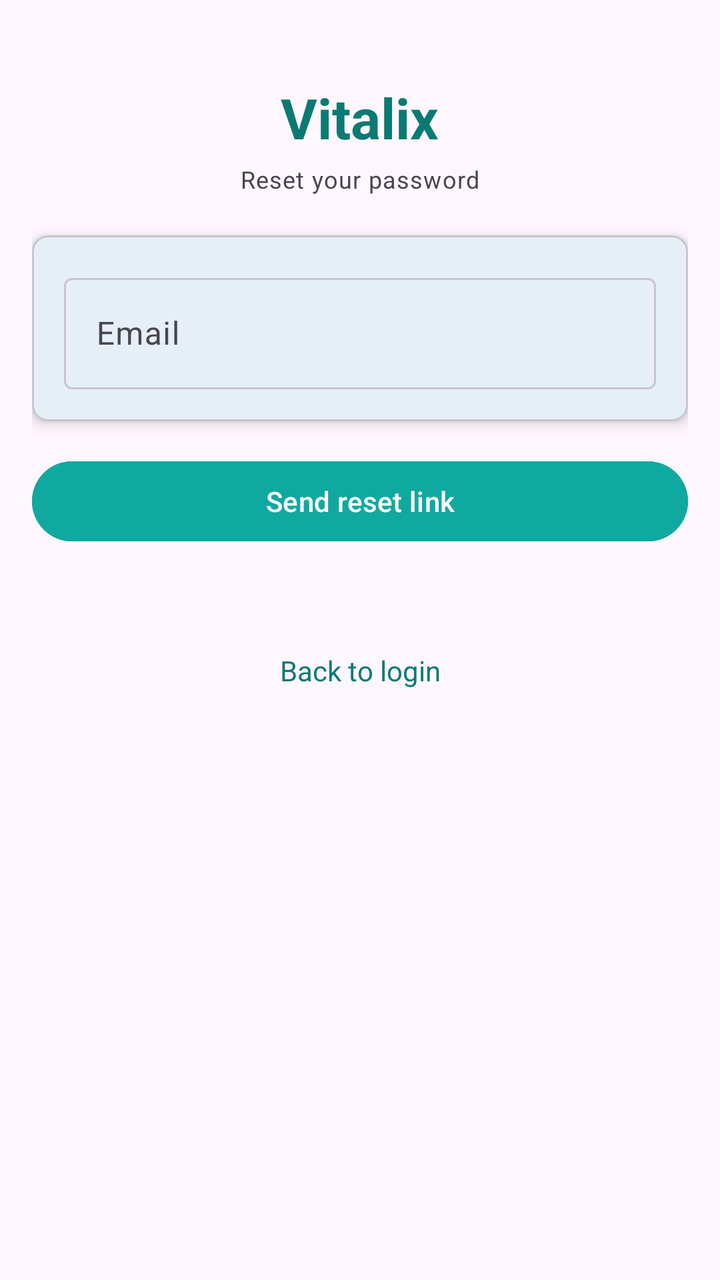
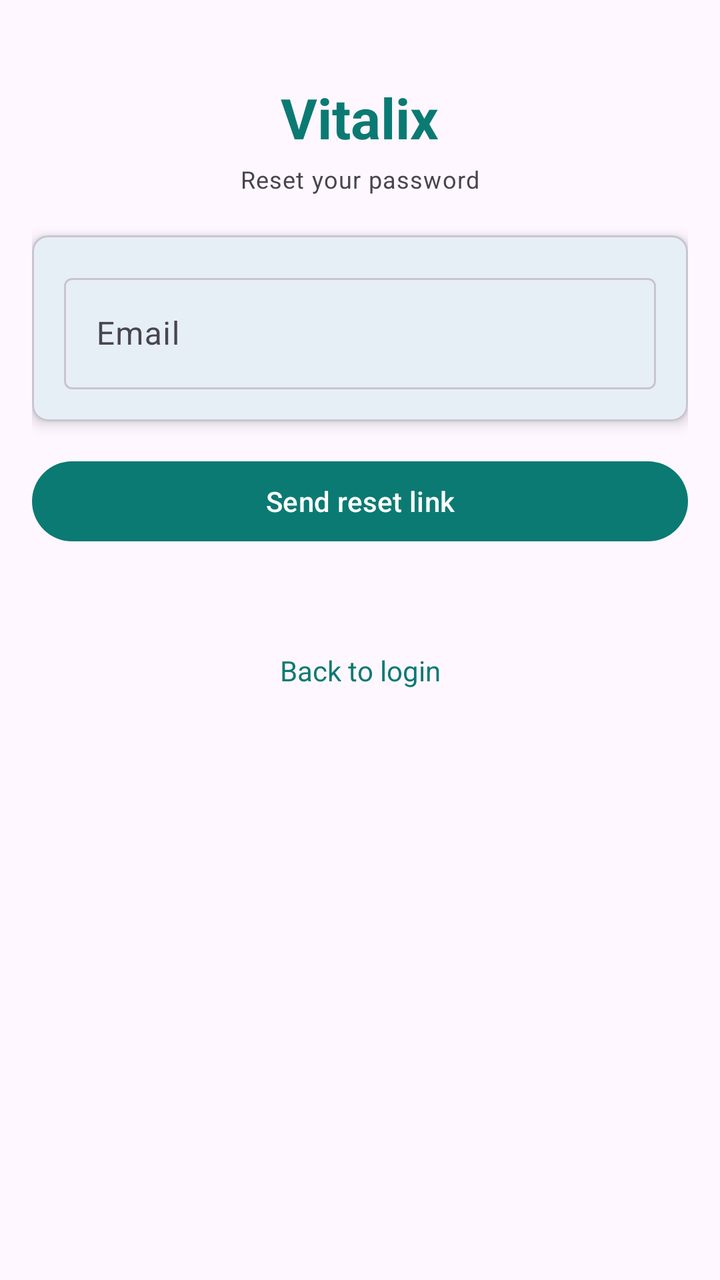

Before-and-after screenshots of an Android layout around one commit, followed by the original layout XML and the change that was made.
<!-- AndroidManifest.xml: activity theme Theme.Vitalix -->
<!-- res/layout/activity_forgot.xml -->
<?xml version="1.0" encoding="utf-8"?>
<ScrollView xmlns:android="http://schemas.android.com/apk/res/android"
    xmlns:app="http://schemas.android.com/apk/res-auto"
    android:layout_width="match_parent"
    android:layout_height="match_parent"
    android:padding="@dimen/space_16">

    <LinearLayout
        android:layout_width="match_parent"
        android:layout_height="wrap_content"
        android:orientation="vertical">

        <TextView
            android:layout_width="wrap_content"
            android:layout_height="wrap_content"
            android:layout_gravity="center_horizontal"
            android:layout_marginTop="@dimen/space_24"
            android:layout_marginBottom="@dimen/space_4"
            android:text="Vitalix"
            android:textColor="@color/vital_teal_text"
            android:textSize="28sp"
            android:textStyle="bold" />

        <TextView
            android:layout_width="wrap_content"
            android:layout_height="wrap_content"
            android:layout_gravity="center_horizontal"
            android:layout_marginBottom="20dp"
            android:text="Reset your password"
            android:textAppearance="@style/Vitalix.Caption" />

        <com.google.android.material.card.MaterialCardView
            android:layout_width="match_parent"
            android:layout_height="wrap_content"
            android:layout_marginBottom="@dimen/space_16"
            app:cardCornerRadius="8dp"
            app:cardElevation="4dp">

            <LinearLayout
                android:layout_width="match_parent"
                android:layout_height="wrap_content"
                android:orientation="vertical"
                android:padding="@dimen/space_16">

                <com.google.android.material.textfield.TextInputLayout
                    style="@style/Widget.Material3.TextInputLayout.OutlinedBox"
                    android:layout_width="match_parent"
                    android:layout_height="wrap_content"
                    android:hint="Email">

                    <com.google.android.material.textfield.TextInputEditText
                        android:id="@+id/editEmail"
                        android:layout_width="match_parent"
                        android:layout_height="wrap_content"
                        android:inputType="textEmailAddress" />
                </com.google.android.material.textfield.TextInputLayout>

            </LinearLayout>
        </com.google.android.material.card.MaterialCardView>

        <Button
            android:id="@+id/btnSubmit"
            android:layout_width="match_parent"
            android:layout_height="wrap_content"
            android:layout_marginBottom="@dimen/space_8"
            android:backgroundTint="@color/vital_teal"
            android:text="Send reset link"
            android:textColor="@color/white" />

        <TextView
            android:id="@+id/txtStatus"
            android:layout_width="match_parent"
            android:layout_height="wrap_content"
            android:layout_marginTop="@dimen/space_8"
            android:layout_marginBottom="@dimen/space_16"
            android:textAlignment="center" />

        <TextView
            android:id="@+id/linkLogin"
            android:layout_width="match_parent"
            android:layout_height="wrap_content"
            android:text="Back to login"
            android:textAlignment="center"
            android:textColor="@color/vital_teal_text" />

    </LinearLayout>
</ScrollView>
<!-- resources referenced by this layout -->
<resources>
  <color name="vital_teal">#0FA9A0</color>
  <color name="vital_teal_text">#0B7A73</color>
  <color name="white">#FFFFFFFF</color>
  <dimen name="space_16">16dp</dimen>
  <dimen name="space_24">24dp</dimen>
  <dimen name="space_4">4dp</dimen>
  <dimen name="space_8">8dp</dimen>
  <style name="Vitalix.Caption" parent="TextAppearance.Material3.BodySmall">
          <item name="android:textSize">12sp</item>
      </style>
  <style name="Theme.Vitalix" parent="Base.Theme.Vitalix" />
  <style name="Base.Theme.Vitalix" parent="Theme.Material3.DayNight.NoActionBar">
          <item name="colorPrimary">@color/vital_teal</item>
          <item name="colorOnPrimary">@color/white</item>
          <item name="colorSecondary">@color/pulse_green</item>
          <item name="colorOnSecondary">@color/black</item>
          <item name="android:colorBackground">@color/bg_app</item>
          <item name="colorSurface">@color/bg_surface</item>
          <item name="colorOnBackground">@color/text_primary</item>
          <item name="colorOnSurface">@color/text_primary</item>
          <item name="colorOnSurfaceVariant">@color/text_secondary</item>
          <item name="colorOutline">@color/outline_subtle</item>
          <item name="colorOutlineVariant">@color/outline_subtle</item>
      </style>
  <color name="pulse_green">#34D399</color>
  <color name="black">#FF000000</color>
  <color name="bg_app">#FFFEF7FF</color>
  <color name="bg_surface">#FFFEF7FF</color>
  <color name="text_primary">#FF1D1B20</color>
  <color name="text_secondary">#FF49454F</color>
  <color name="outline_subtle">#FFCAC4D0</color>
</resources>

<!-- the commit's change to res/layout/activity_forgot.xml (unified diff, before → after) -->
@@ -63,7 +63,6 @@
             android:layout_width="match_parent"
             android:layout_height="wrap_content"
             android:layout_marginBottom="@dimen/space_8"
-            android:backgroundTint="@color/vital_teal"
             android:text="Send reset link"
             android:textColor="@color/white" />
 
<!-- resource entries referenced after the edit -->
@@ -1,6 +1,9 @@
 <!-- resources referenced by this layout -->
 <resources>
   <color name="vital_teal">#0FA9A0</color>
+  <style name="Widget.Vitalix.Button" parent="Widget.Material3.Button">
+          <item name="backgroundTint">@color/button_primary</item>
+      </style>
   <color name="vital_teal_text">#0B7A73</color>
   <color name="white">#FFFFFFFF</color>
   <dimen name="space_16">16dp</dimen>
@@ -13,6 +16,7 @@
   <style name="Theme.Vitalix" parent="Base.Theme.Vitalix" />
   <style name="Base.Theme.Vitalix" parent="Theme.Material3.DayNight.NoActionBar">
           <item name="colorPrimary">@color/vital_teal</item>
+          <item name="materialButtonStyle">@style/Widget.Vitalix.Button</item>
           <item name="colorOnPrimary">@color/white</item>
           <item name="colorSecondary">@color/pulse_green</item>
           <item name="colorOnSecondary">@color/black</item>
@@ -31,5 +35,6 @@
   <color name="text_primary">#FF1D1B20</color>
   <color name="text_secondary">#FF49454F</color>
   <color name="outline_subtle">#FFCAC4D0</color>
+  <color name="button_primary">#0B7A73</color>
 </resources>
 
